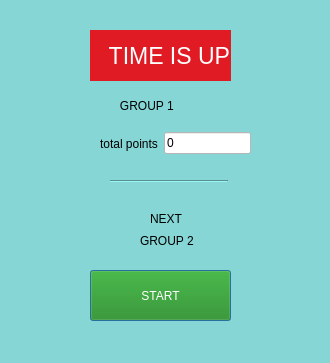
Before: the Qt Designer form time_is_up.ui in MariHarutyunyanGithub/QT_lab, drawn with Qt 5.
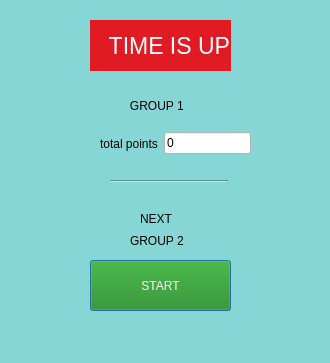
After: the same form once the commit is applied.

```diff
--- a/time_is_up.ui
+++ b/time_is_up.ui
@@ -20,7 +20,7 @@
    <property name="geometry">
     <rect>
      <x>90</x>
-     <y>30</y>
+     <y>20</y>
      <width>141</width>
      <height>51</height>
     </rect>
@@ -43,7 +43,7 @@
    <property name="geometry">
     <rect>
      <x>90</x>
-     <y>270</y>
+     <y>260</y>
      <width>141</width>
      <height>51</height>
     </rect>
@@ -60,7 +60,7 @@
   <widget class="QLabel" name="label_group_name">
    <property name="geometry">
     <rect>
-     <x>110</x>
+     <x>120</x>
      <y>90</y>
      <width>101</width>
      <height>31</height>
@@ -73,7 +73,7 @@
   <widget class="QLabel" name="label_3">
    <property name="geometry">
     <rect>
-     <x>150</x>
+     <x>140</x>
      <y>210</y>
      <width>67</width>
      <height>17</height>
@@ -86,7 +86,7 @@
   <widget class="QLabel" name="label_next_group_name">
    <property name="geometry">
     <rect>
-     <x>140</x>
+     <x>130</x>
      <y>230</y>
      <width>91</width>
      <height>21</height>
```
